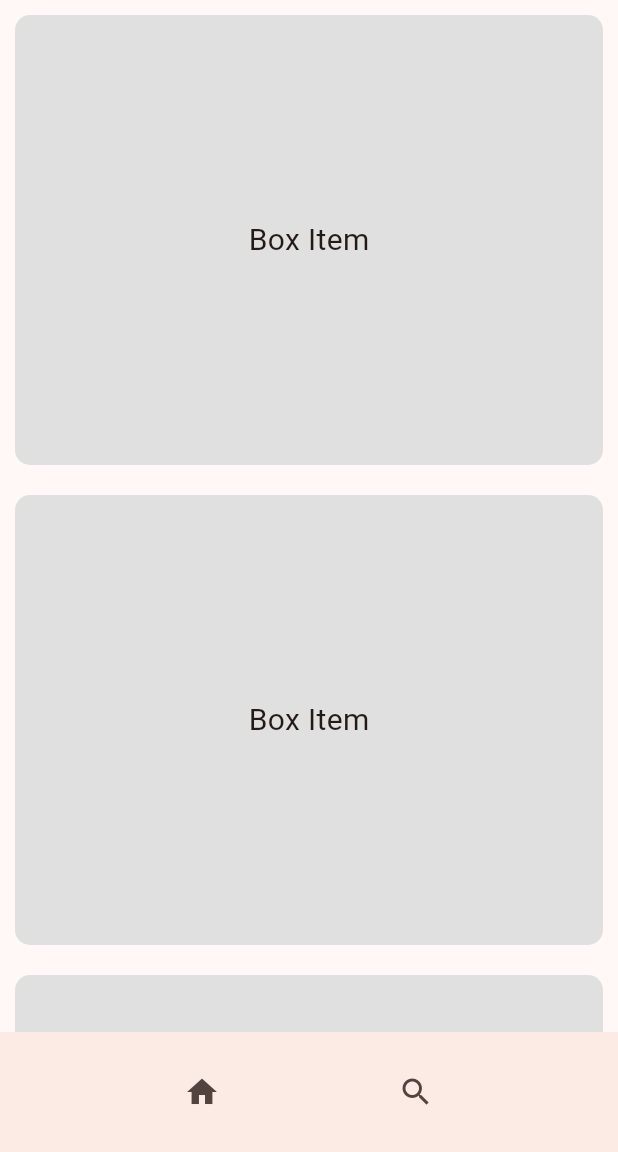
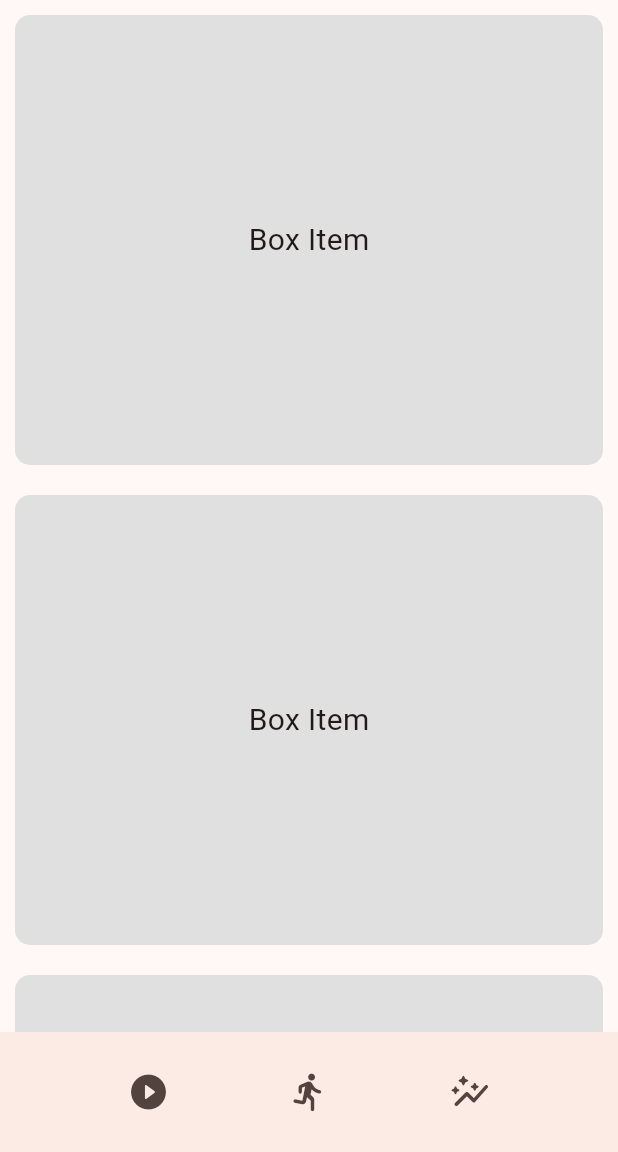
Before and after one commit to mohitkyadav/extumany, a Flutter app: the screen it shows after launch, on a phone screen of 412 x 824 dp, the part 84-1236 px from its top. Run offline on Flutter 3.47's test engine with Material 3 defaults, Android fonts, the phone set to English and light mode, and no system bars.

Commit message:
add main 3 pages buttons

```diff
--- a/lib/ui/pages/home_page.dart
+++ b/lib/ui/pages/home_page.dart
@@ -23,13 +23,22 @@ class HomePage extends StatelessWidget {
           mainAxisAlignment: MainAxisAlignment.spaceEvenly,
           children: [
             IconButton(
-              icon: const Icon(Icons.home),
+              icon: const Icon(Icons.play_circle_filled_rounded, size: 28,),
+              tooltip: 'Start workout',
               onPressed: () {
                 // Handle home button press
               },
             ),
             IconButton(
-              icon: const Icon(Icons.search),
+              icon: const Icon(Icons.directions_run_rounded, size: 28,),
+              tooltip: 'View exercises',
+              onPressed: () {
+                // Handle search button press
+              },
+            ),
+            IconButton(
+              icon: const Icon(Icons.auto_graph_rounded, size: 28,),
+              tooltip: 'View analytics',
               onPressed: () {
                 // Handle search button press
               },
```
